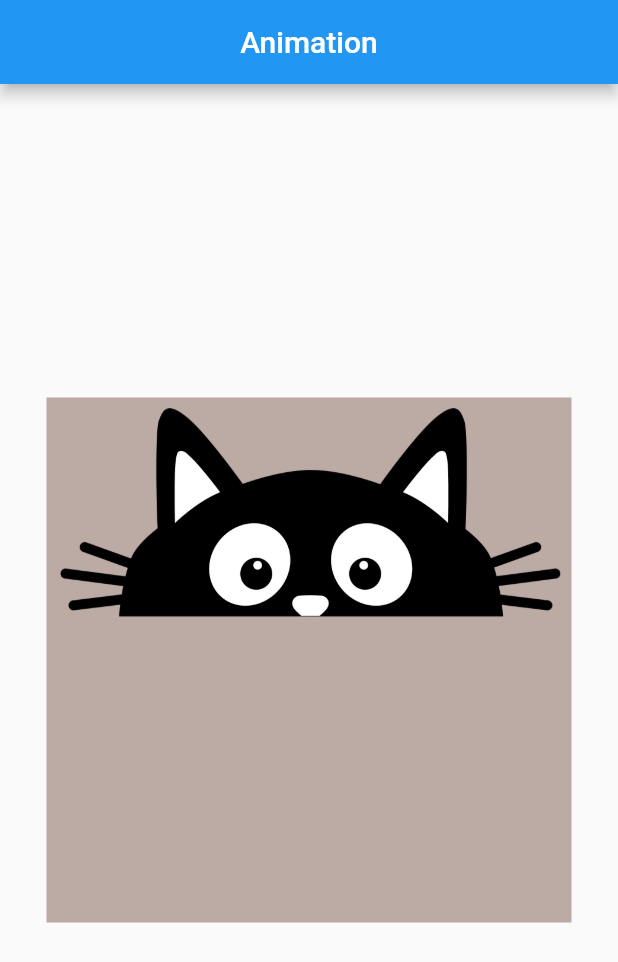
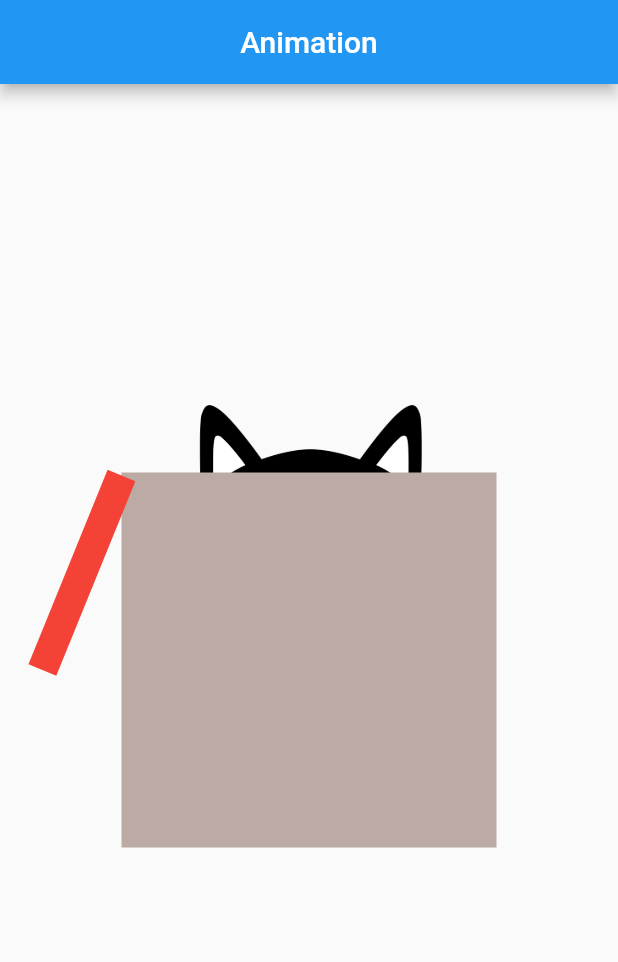
Before and after one commit to kiranM235/animation_project, a Flutter app: the screen it shows after launch, on a phone screen of 412 x 824 dp. Shown: the top 962 px of the screen. Run offline on Flutter 3.47's test engine with Material 2 defaults, Android fonts, the phone set to English and light mode, and no system bars.

Commit message:
Animated builder wrapped with Positioned and add flapAnimation

```diff
--- a/lib/src/screens/cat_animation.dart
+++ b/lib/src/screens/cat_animation.dart
@@ -14,6 +14,9 @@ class _CatAnimationState extends State<CatAnimation> with TickerProviderStateMix
   late AnimationController catAnimationController;
   late Animation<double> catAnimation;
 
+  late AnimationController flapAnimationController;
+  late Animation<double> flapAnimation;
+
   ///3. override initState method
   @override
   void initState() {
@@ -23,13 +26,19 @@ class _CatAnimationState extends State<CatAnimation> with TickerProviderStateMix
         vsync: this,
         duration: Duration(seconds: 1),
     );
-    catAnimation = Tween<double>(begin: 0,end: 100).animate(
+    catAnimation = Tween<double>(begin: -50,end: -104).animate(
       CurvedAnimation(parent: catAnimationController, curve: Curves.linear),
     );
+
+    flapAnimationController = AnimationController(
+      vsync: this,
+      duration: Duration(milliseconds: 500),
+    );
+    flapAnimation = Tween<double>(begin: 3.14/9, end: 3.14/6).animate(
+      CurvedAnimation(parent: flapAnimationController, curve: Curves.easeIn),
+    );
+    flapAnimationController.repeat(reverse: true);
   }
-
-
-
 
   @override
   Widget build(BuildContext context) {
@@ -49,8 +58,9 @@ class _CatAnimationState extends State<CatAnimation> with TickerProviderStateMix
             alignment: Alignment.center,
             clipBehavior: Clip.none,
             children: [
+              _buildCatImage(),
               _buildBox(),
-              _buildCatImage(),
+              _buildLeftFlap(),
 
 
             ],
@@ -59,30 +69,48 @@ class _CatAnimationState extends State<CatAnimation> with TickerProviderStateMix
     );
   }
 
+  Widget _buildLeftFlap() {
+    return Positioned(
+      left: -10,
+      top: 2,
+      child: AnimatedBuilder(
+        animation: flapAnimation,
+        builder: (BuildContext context, Widget? child) {
+          return Transform.rotate(
+            angle: flapAnimation.value,
+            alignment: Alignment.topCenter,
+            child: Container(
+              height: 140,
+              width: 20,
+              color: Colors.red,
+            ),
+          );
+        }
+      ),
+    );
+  }
+
   Widget _buildBox() {
     return Container(
-      height: 350,
-      width: 350,
+      height: 250,
+      width: 250,
       color: Colors.brown.shade200,
     );
   }
 
   Widget _buildCatImage() {
-    return Positioned(
-      top: 0,
-      left: 0,
-      right: 0,
-      child: AnimatedBuilder(
+    return AnimatedBuilder(
         animation: catAnimation,
         builder: (BuildContext context, Widget? child) {
           print("The margin ${catAnimation.value}");
-            return Container(
-                margin: EdgeInsets.only(top: catAnimation.value),
-                child: child,
+          return Positioned(
+              top: catAnimation.value,
+              left: 0,
+              right:0,
+              child: child!,
           );
         },
         child: CatImage(),
-        ),
       );
     }
   }
```
Lines whose indentation alone changed are shown as unchanged.
